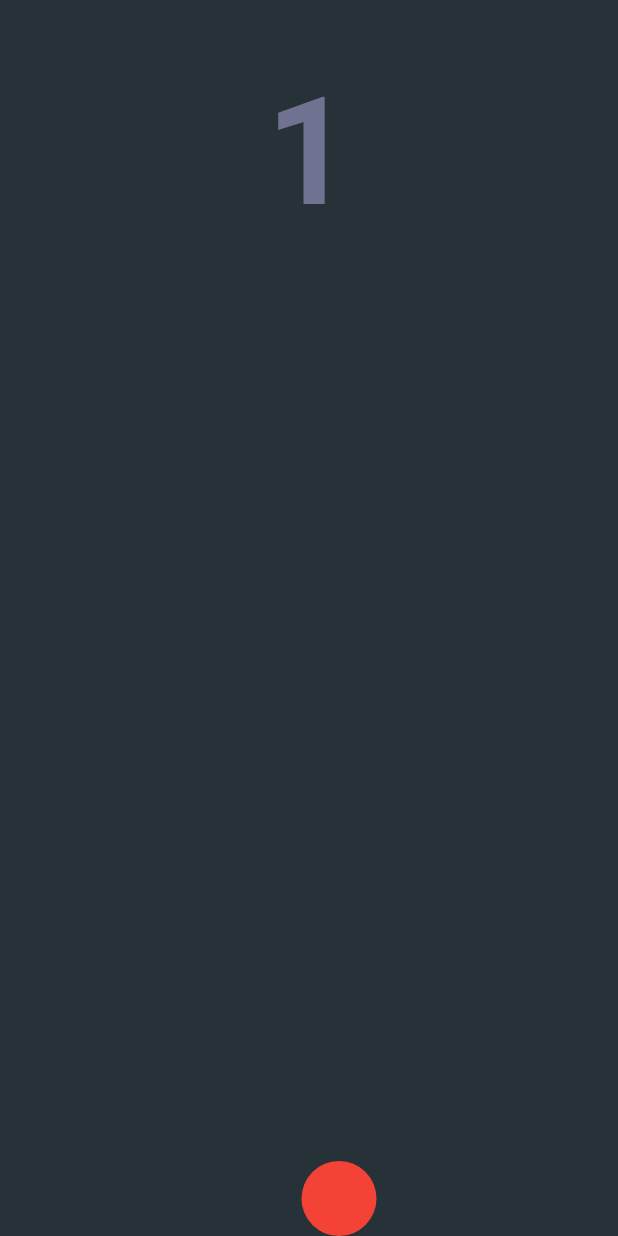
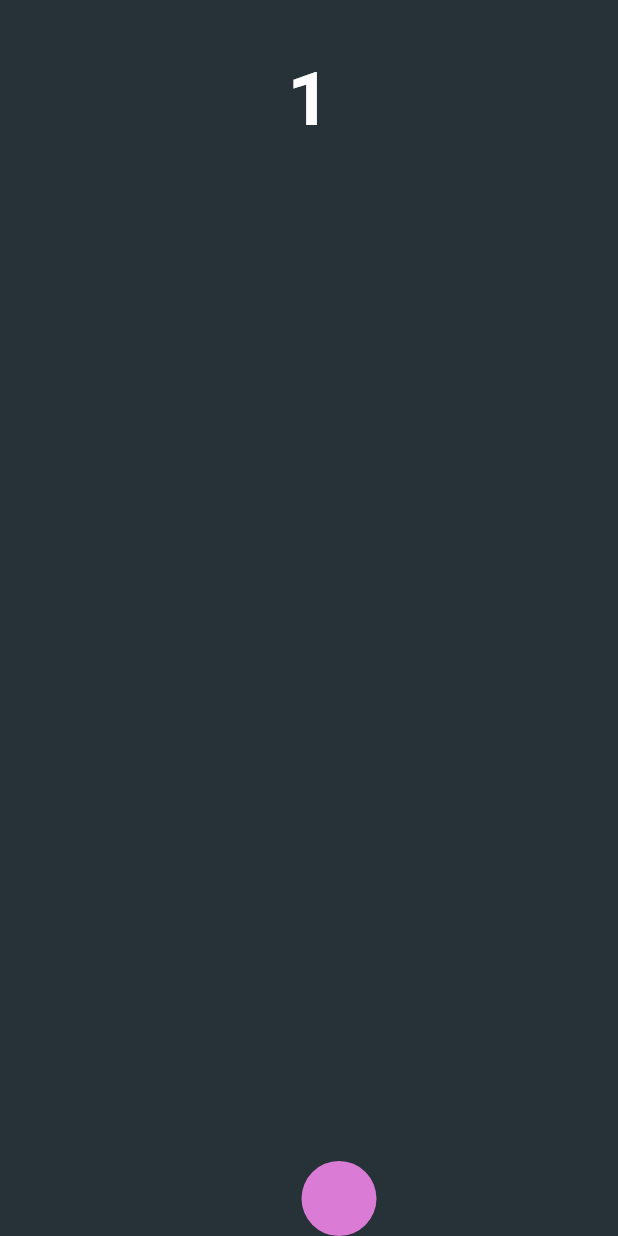
Before and after one commit to thecorpsebutcher/Moviles_P2, a Flutter app: the screen it shows after launch, after a tap on "Jugar", on a phone screen of 412 x 824 dp. Run offline on Flutter 3.47's test engine with Material 3 defaults, Android fonts, the light colour scheme and no system bars.

Commit message:
Customización de colorinchis

```diff
--- a/juego_flutter/lib/screens/game_screen.dart
+++ b/juego_flutter/lib/screens/game_screen.dart
@@ -1,19 +1,15 @@
 import 'package:flutter/material.dart';
-import '../widgets/player.dart';
 import 'dart:async';
 
-class MyGameApp extends StatelessWidget {
-  @override
-  Widget build(BuildContext context) {
-    return MaterialApp(
-      debugShowCheckedModeBanner: false,
-      home: GameScreen(),
-    );
-  }
-}
+class GameScreen extends StatefulWidget {
+  final Color playerColor;       // color del jugador
+  final Color backgroundColor;   // color de fondo
 
+  GameScreen({
+    required this.playerColor,
+    required this.backgroundColor,
+  });
 
-class GameScreen extends StatefulWidget {
   @override
   _GameScreenState createState() => _GameScreenState();
 }
@@ -26,9 +22,7 @@ class _GameScreenState extends State<GameScreen> {
   double gravity = 0.5;
   double jump = -10;
 
-  late Player player;
   double circleSize = 50;
-
   Timer? _timer;
 
   int score = 0;
@@ -36,7 +30,6 @@ class _GameScreenState extends State<GameScreen> {
   @override
   void initState() {
     super.initState();
-    player = Player();
     _startGame();
   }
 
@@ -60,17 +53,16 @@ class _GameScreenState extends State<GameScreen> {
 
         // --- Movimiento horizontal ---
         xPosition += velocityX;
-
         double maxWidth = MediaQuery.of(context).size.width - circleSize;
 
         if (xPosition <= 0) {
           xPosition = 0;
           velocityX = velocityX.abs(); // cambiar a derecha
-          score ++;
+          score++;
         } else if (xPosition >= maxWidth) {
           xPosition = maxWidth;
           velocityX = -velocityX.abs(); // cambiar a izquierda
-          score ++;
+          score++;
         }
       });
     });
@@ -93,9 +85,10 @@ class _GameScreenState extends State<GameScreen> {
     return GestureDetector(
       onTap: _jumpUp,
       child: Scaffold(
-        backgroundColor: Colors.blueGrey[900],
+        backgroundColor: widget.backgroundColor, // usa el color pasado
         body: Stack(
           children: [
+            // Jugador
             Positioned(
               left: xPosition,
               top: yPosition,
@@ -103,21 +96,22 @@ class _GameScreenState extends State<GameScreen> {
                 width: circleSize,
                 height: circleSize,
                 decoration: BoxDecoration(
-                  color: Colors.red,
+                  color: widget.playerColor, // usa el color pasado
                   shape: BoxShape.circle,
                 ),
               ),
             ),
-          // Score arriba izquierda
+
+            // Score arriba
             Align(
-              alignment: Alignment.topCenter, // arriba y centrado horizontal
+              alignment: Alignment.topCenter,
               child: Padding(
-                padding: EdgeInsets.only(top: 30), // separarlo del borde superior
+                padding: EdgeInsets.only(top: 30),
                 child: Text(
                   '$score',
                   style: TextStyle(
-                    color: Color.fromARGB(255, 112, 114, 145),
-                    fontSize: 100,
+                    color: Colors.white,
+                    fontSize: 50,
                     fontWeight: FontWeight.bold,
                   ),
                 ),
--- a/juego_flutter/lib/screens/menu_screen.dart
+++ b/juego_flutter/lib/screens/menu_screen.dart
@@ -2,7 +2,15 @@ import 'package:flutter/material.dart';
 import 'game_screen.dart';
 import 'dart:io';
 
-class MenuScreen extends StatelessWidget {
+class MenuScreen extends StatefulWidget {
+  @override
+  _MenuScreenState createState() => _MenuScreenState();
+}
+
+class _MenuScreenState extends State<MenuScreen> {
+  int selectedIndex = 0; // índice del color seleccionado
+  final List<Color> playerColors = [const Color.fromARGB(255, 218, 123, 213), const Color.fromARGB(255, 255, 220, 105), const Color.fromARGB(255, 83, 255, 189)];
+
   @override
   Widget build(BuildContext context) {
     return Scaffold(
@@ -12,20 +20,59 @@ class MenuScreen extends StatelessWidget {
           mainAxisAlignment: MainAxisAlignment.center,
           children: [
             Text(
-              "El jueguillo de la bolilla que robotea",
-              style: TextStyle(color: Colors.white, fontSize: 40, fontWeight: FontWeight.bold),
+              "El jueguillo de la bolilla que rebotea",
+              style: TextStyle(
+                  color: Colors.white, fontSize: 32, fontWeight: FontWeight.bold),
+              textAlign: TextAlign.center,
             ),
             SizedBox(height: 50),
+
+            // Botones de color
+            Row(
+              mainAxisAlignment: MainAxisAlignment.center,
+              children: List.generate(playerColors.length, (index) {
+                bool isSelected = selectedIndex == index;
+                return GestureDetector(
+                  onTap: () {
+                    setState(() {
+                      selectedIndex = index;
+                    });
+                  },
+                  child: Container(
+                    margin: EdgeInsets.symmetric(horizontal: 10),
+                    width: 60,
+                    height: 60,
+                    decoration: BoxDecoration(
+                      color: playerColors[index],
+                      shape: BoxShape.circle,
+                      border: isSelected
+                          ? Border.all(width: 5, color: Colors.white)
+                          : null,
+                    ),
+                  ),
+                );
+              }),
+            ),
+            SizedBox(height: 50),
+
+            // Botón jugar
             ElevatedButton(
               onPressed: () {
                 Navigator.push(
                   context,
-                  MaterialPageRoute(builder: (context) => GameScreen()),
+                  MaterialPageRoute(
+                    builder: (context) => GameScreen(
+                      playerColor: playerColors[selectedIndex],
+                      backgroundColor: Colors.blueGrey[900]!,
+                    ),
+                  ),
                 );
               },
               child: Text("Jugar"),
             ),
             SizedBox(height: 20),
+
+            // Botón salir
             ElevatedButton(
               onPressed: () => exit(0),
               style: ElevatedButton.styleFrom(backgroundColor: Colors.red),
```
